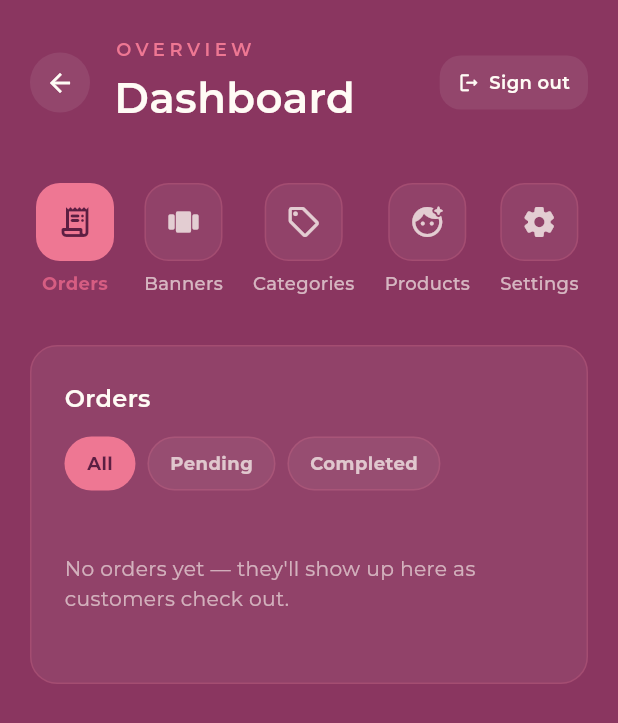
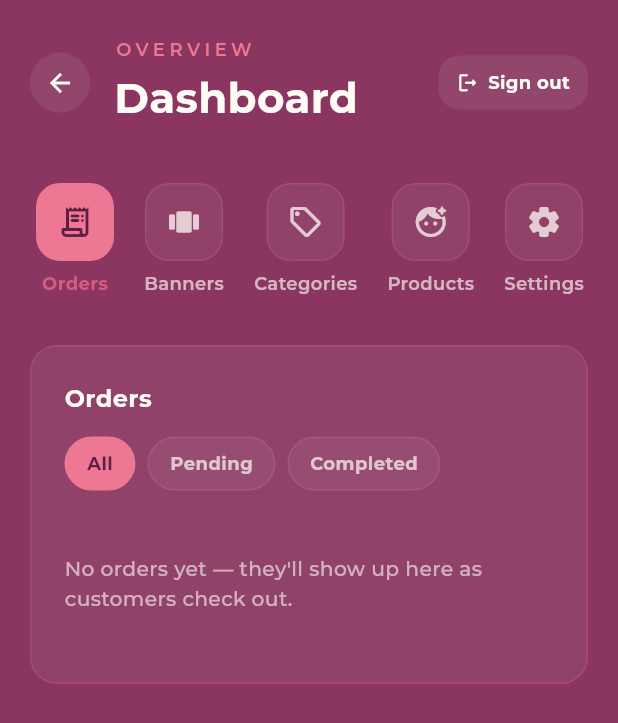
Before and after one commit to Mijdaf/ellora-cosmetics, a Flutter app: the AdminDashboardScreen screen opened directly, on a phone screen of 412 x 824 dp. Shown: the top 723 px of the screen. Run offline on Flutter 3.47's test engine with Material 3 defaults, Android fonts, the phone set to English and light mode, and no system bars; our stand-ins replace flutter_svg, image_picker, supabase_flutter; accounts and stored records are empty.

Commit message:
update UI

```diff
--- a/lib/models/order.dart
+++ b/lib/models/order.dart
@@ -46,7 +46,7 @@ class Order {
   final String fullName;
   final String phone;
   final String address;
-  final String paymentMethod; // 'cod' | 'vodafone_cash' | 'instapay'
+  final String paymentMethod; // 'vodafone_cash' | 'instapay'
   final bool isCompleted;
   final double total;
   final DateTime createdAt;
@@ -57,7 +57,7 @@ class Order {
     required this.fullName,
     required this.phone,
     required this.address,
-    this.paymentMethod = 'cod',
+    this.paymentMethod = 'vodafone_cash',
     this.isCompleted = false,
     required this.total,
     required this.createdAt,
--- a/lib/screens/admin_dashboard_screen.dart
+++ b/lib/screens/admin_dashboard_screen.dart
@@ -10,6 +10,7 @@ import '../services/store_settings.dart';
 import '../services/supabase_config.dart';
 import '../theme/app_theme.dart';
 import '../utils/text_dir.dart';
+import 'home_screen.dart';
 
 /// Admin dashboard for managing the product catalog, home banners,
 /// orders, and store settings. Every change writes straight through to
@@ -38,6 +39,58 @@ class _AdminDashboardScreenState extends State<AdminDashboardScreen> {
 
   @override
   Widget build(BuildContext context) {
+    // Dashboard-only: one step heavier than the shared app theme, so every
+    // Text widget in here that doesn't set its own fontWeight (headers,
+    // labels, form fields, buttons, etc.) still reads bolder than the rest
+    // of the app, without touching AppTheme.light (which the login screen
+    // and storefront also use).
+    final boldTextTheme = Theme.of(context).textTheme.copyWith(
+          displayLarge: _bolder(Theme.of(context).textTheme.displayLarge),
+          displayMedium: _bolder(Theme.of(context).textTheme.displayMedium),
+          displaySmall: _bolder(Theme.of(context).textTheme.displaySmall),
+          headlineLarge: _bolder(Theme.of(context).textTheme.headlineLarge),
+          headlineMedium: _bolder(Theme.of(context).textTheme.headlineMedium),
+          headlineSmall: _bolder(Theme.of(context).textTheme.headlineSmall),
+          titleLarge: _bolder(Theme.of(context).textTheme.titleLarge),
+          titleMedium: _bolder(Theme.of(context).textTheme.titleMedium),
+          titleSmall: _bolder(Theme.of(context).textTheme.titleSmall),
+          bodyLarge: _bolder(Theme.of(context).textTheme.bodyLarge),
+          bodyMedium: _bolder(Theme.of(context).textTheme.bodyMedium),
+          bodySmall: _bolder(Theme.of(context).textTheme.bodySmall),
+          labelLarge: _bolder(Theme.of(context).textTheme.labelLarge),
+          labelMedium: _bolder(Theme.of(context).textTheme.labelMedium),
+          labelSmall: _bolder(Theme.of(context).textTheme.labelSmall),
+        );
+
+    return Theme(
+      data: Theme.of(context).copyWith(textTheme: boldTextTheme),
+      child: _buildContent(context),
+    );
+  }
+
+  /// Returns [style] with its fontWeight stepped one notch heavier (e.g.
+  /// w400 → w500, w600 → w700), capping at w900, and every other property
+  /// (size, color, letter spacing, etc.) left untouched. Null (theme
+  /// default, which is w400) is treated as w400 so it still steps to w500.
+  static TextStyle? _bolder(TextStyle? style) {
+    const order = [
+      FontWeight.w100,
+      FontWeight.w200,
+      FontWeight.w300,
+      FontWeight.w400,
+      FontWeight.w500,
+      FontWeight.w600,
+      FontWeight.w700,
+      FontWeight.w800,
+      FontWeight.w900,
+    ];
+    final current = style?.fontWeight ?? FontWeight.w400;
+    final idx = order.indexOf(current);
+    final bumped = (idx == -1 || idx >= order.length - 1) ? FontWeight.w900 : order[idx + 1];
+    return (style ?? const TextStyle()).copyWith(fontWeight: bumped);
+  }
+
+  Widget _buildContent(BuildContext context) {
     return ValueListenableBuilder<bool>(
       valueListenable: AppMood.isDark,
       builder: (context, isDark, _) {
@@ -288,7 +341,7 @@ class _TabIconButton extends StatelessWidget {
                         child: Text(
                           '$badgeCount',
                           textAlign: TextAlign.center,
-                          style: const TextStyle(fontSize: 10.5, fontWeight: FontWeight.w700, color: Colors.white),
+                          style: const TextStyle(fontSize: 10.5, fontWeight: FontWeight.w800, color: Colors.white),
                         ),
                       ),
                     ),
@@ -299,7 +352,7 @@ class _TabIconButton extends StatelessWidget {
                 label,
                 style: TextStyle(
                   fontSize: 12,
-                  fontWeight: selected ? FontWeight.w700 : FontWeight.w500,
+                  fontWeight: selected ? FontWeight.w800 : FontWeight.w600,
                   color: selected ? AppColors.wheatGoldDark : textColor.withOpacity(0.65),
                 ),
               ),
@@ -366,7 +419,7 @@ class _TopBar extends StatelessWidget {
                   maxLines: 1,
                   style: TextStyle(
                     fontSize: 28,
-                    fontWeight: FontWeight.w600,
+                    fontWeight: FontWeight.w700,
                     color: titleColor,
                     fontFamily: 'Montserrat',
                   ),
@@ -382,7 +435,17 @@ class _TopBar extends StatelessWidget {
             borderRadius: BorderRadius.circular(14),
             onTap: () async {
               await SupabaseConfig.client.auth.signOut();
-              if (context.mounted) Navigator.of(context).pushReplacementNamed('/admin');
+              if (context.mounted) {
+                // Straight to the storefront, replacing the whole stack —
+                // not a named-route redirect, so the admin never passes
+                // back through the splash screen (which only checks for
+                // an active session, so it would've just bounced them
+                // right back into /admin anyway if it had still seen one).
+                Navigator.of(context).pushAndRemoveUntil(
+                  MaterialPageRoute(builder: (_) => const HomeScreen()),
+                  (route) => false,
+                );
+              }
             },
             child: Padding(
               padding: const EdgeInsets.symmetric(horizontal: 12, vertical: 9),
@@ -391,7 +454,7 @@ class _TopBar extends StatelessWidget {
                 children: [
                   Icon(Icons.logout_rounded, size: 15, color: iconColor),
                   const SizedBox(width: 6),
-                  Text('Sign out', style: TextStyle(color: iconColor, fontWeight: FontWeight.w600, fontSize: 12)),
+                  Text('Sign out', style: TextStyle(color: iconColor, fontWeight: FontWeight.w700, fontSize: 12)),
                 ],
               ),
             ),
@@ -475,7 +538,7 @@ class _OrderManagerState extends State<_OrderManager> {
       child: Column(
         crossAxisAlignment: CrossAxisAlignment.start,
         children: [
-          Text('Orders', style: TextStyle(fontSize: 16, fontWeight: FontWeight.w600, color: textColor)),
+          Text('Orders', style: TextStyle(fontSize: 16, fontWeight: FontWeight.w700, color: textColor)),
           const SizedBox(height: 14),
           Row(
             children: [
@@ -557,7 +620,7 @@ class _FilterChip extends StatelessWidget {
           label,
           style: TextStyle(
             fontSize: 12,
-            fontWeight: FontWeight.w700,
+            fontWeight: FontWeight.w800,
             letterSpacing: 0.3,
             color: selected ? AppColors.espressoDeep : textColor.withOpacity(0.7),
           ),
@@ -603,9 +666,8 @@ class _OrderTileState extends State<_OrderTile> {
   }
 
   String _paymentLabel(String method) => switch (method) {
-        'vodafone_cash' => 'Vodafone Cash',
         'instapay' => 'InstaPay',
-        _ => 'Cash on delivery',
+        _ => 'Vodafone Cash',
       };
 
   @override
@@ -642,7 +704,7 @@ class _OrderTileState extends State<_OrderTile> {
                                 child: Text(
                                   o.fullName.isEmpty ? 'Unnamed customer' : o.fullName,
                                   overflow: TextOverflow.ellipsis,
-                                  style: TextStyle(fontSize: 14.5, fontWeight: FontWeight.w700, color: textColor),
+                                  style: TextStyle(fontSize: 14.5, fontWeight: FontWeight.w800, color: textColor),
                                 ),
                               ),
                               if (o.isCompleted) ...[
@@ -659,7 +721,7 @@ class _OrderTileState extends State<_OrderTile> {
                     Column(
                       crossAxisAlignment: CrossAxisAlignment.end,
                       children: [
-                        Text(formatEGP(o.total), style: const TextStyle(fontSize: 14.5, fontWeight: FontWeight.w800, color: AppColors.wheatGoldDark)),
+                        Text(formatEGP(o.total), style: const TextStyle(fontSize: 14.5, fontWeight: FontWeight.w900, color: AppColors.wheatGoldDark)),
                         const SizedBox(height: 3),
                         Text('${o.items.length} item${o.items.length == 1 ? '' : 's'}', style: TextStyle(fontSize: 11.5, color: textColor.withOpacity(0.6))),
                       ],
@@ -678,19 +740,19 @@ class _OrderTileState extends State<_OrderTile> {
                   children: [
                     Divider(color: AppColors.cardBorder, height: 1),
                     const SizedBox(height: 10),
-                    Text('Phone', style: TextStyle(fontSize: 10.5, fontWeight: FontWeight.w700, letterSpacing: 0.6, color: AppColors.wheatGoldDark)),
+                    Text('Phone', style: TextStyle(fontSize: 10.5, fontWeight: FontWeight.w800, letterSpacing: 0.6, color: AppColors.wheatGoldDark)),
                     const SizedBox(height: 3),
                     Text(o.phone, style: TextStyle(fontSize: 13, color: textColor)),
                     const SizedBox(height: 12),
-                    Text('Payment', style: TextStyle(fontSize: 10.5, fontWeight: FontWeight.w700, letterSpacing: 0.6, color: AppColors.wheatGoldDark)),
+                    Text('Payment', style: TextStyle(fontSize: 10.5, fontWeight: FontWeight.w800, letterSpacing: 0.6, color: AppColors.wheatGoldDark)),
                     const SizedBox(height: 3),
                     Text(_paymentLabel(o.paymentMethod), style: TextStyle(fontSize: 13, color: textColor)),
                     const SizedBox(height: 12),
-                    Text('Delivery address', style: TextStyle(fontSize: 10.5, fontWeight: FontWeight.w700, letterSpacing: 0.6, color: AppColors.wheatGoldDark)),
+                    Text('Delivery address', style: TextStyle(fontSize: 10.5, fontWeight: FontWeight.w800, letterSpacing: 0.6, color: AppColors.wheatGoldDark)),
                     const SizedBox(height: 3),
                     Text(o.address, style: TextStyle(fontSize: 13, color: textColor)),
                     const SizedBox(height: 12),
-                    Text('Items', style: TextStyle(fontSize: 10.5, fontWeight: FontWeight.w700, letterSpacing: 0.6, color: AppColors.wheatGoldDark)),
+                    Text('Items', style: TextStyle(fontSize: 10.5, fontWeight: FontWeight.w800, letterSpacing: 0.6, color: AppColors.wheatGoldDark)),
                     const SizedBox(height: 6),
                     ...o.items.map((item) => Padding(
                           padding: const EdgeInsets.only(bottom: 5),
@@ -836,7 +898,7 @@ class _BannerManagerState extends State<_BannerManager> {
                       'Home Banners',
                       maxLines: 1,
                       overflow: TextOverflow.ellipsis,
-                      style: TextStyle(fontSize: isNarrow ? 13 : 16, fontWeight: FontWeight.w600, color: textColor),
+                      style: TextStyle(fontSize: isNarrow ? 13 : 16, fontWeight: FontWeight.w700, color: textColor),
                     ),
                   ),
                   const SizedBox(width: 8),
@@ -1073,7 +1135,7 @@ class _CategoryManagerState extends State<_CategoryManager> {
                       'Categories',
                       maxLines: 1,
                       overflow: TextOverflow.ellipsis,
-                      style: TextStyle(fontSize: isNarrow ? 13 : 16, fontWeight: FontWeight.w600, color: textColor),
+                      style: TextStyle(fontSize: isNarrow ? 13 : 16, fontWeight: FontWeight.w700, color: textColor),
                     ),
                   ),
                   const SizedBox(width: 8),
@@ -1125,7 +1187,7 @@ class _CategoryManagerState extends State<_CategoryManager> {
                   child: Row(
                     mainAxisSize: MainAxisSize.min,
                     children: [
-                      Text(c.name, style: TextStyle(fontSize: 13.5, fontWeight: FontWeight.w600, color: textColor)),
+                      Text(c.name, style: TextStyle(fontSize: 13.5, fontWeight: FontWeight.w700, color: textColor)),
                       const SizedBox(width: 2),
                       IconButton(
                         onPressed: () => _deleteCategory(c),
@@ -1185,7 +1247,7 @@ class _ProductManager extends StatelessWidget {
                       'Manage Products',
                       maxLines: 1,
                       overflow: TextOverflow.ellipsis,
-                      style: TextStyle(fontSize: isNarrow ? 13 : 16, fontWeight: FontWeight.w600, color: textColor),
+                      style: TextStyle(fontSize: isNarrow ? 13 : 16, fontWeight: FontWeight.w700, color: textColor),
                     ),
                   ),
                   const SizedBox(width: 8),
@@ -1327,7 +1389,7 @@ class _ProductRow extends StatelessWidget {
                   product.name,
                   textDirection: autoTextDirection(product.name),
                   textAlign: autoTextAlign(product.name),
-                  style: TextStyle(fontSize: 14, fontWeight: FontWeight.w600, color: textColor),
+                  style: TextStyle(fontSize: 14, fontWeight: FontWeight.w700, color: textColor),
                 ),
                 const SizedBox(height: 3),
                 Text(
@@ -1499,7 +1561,7 @@ class _ProductFormDialogState extends State<_ProductFormDialog> {
               children: [
                 Text(
                   _isEditing ? 'Edit Product' : 'Add Product',
-                  style: const TextStyle(fontSize: 18, fontWeight: FontWeight.w600),
+                  style: const TextStyle(fontSize: 18, fontWeight: FontWeight.w700),
                 ),
                 const SizedBox(height: 16),
                 Flexible(
@@ -1820,7 +1882,7 @@ class _SettingsManagerState extends State<_SettingsManager> {
       child: Column(
         crossAxisAlignment: CrossAxisAlignment.start,
         children: [
-          Text('Settings', style: TextStyle(fontSize: 16, fontWeight: FontWeight.w600, color: textColor)),
+          Text('Settings', style: TextStyle(fontSize: 16, fontWeight: FontWeight.w700, color: textColor)),
           const SizedBox(height: 6),
           Text(
             'These control what customers see at checkout — no code changes needed. '
@@ -1880,7 +1942,7 @@ class _SettingsField extends StatelessWidget {
     return Column(
       crossAxisAlignment: CrossAxisAlignment.start,
       children: [
-        Text(label, style: TextStyle(fontSize: 13, fontWeight: FontWeight.w600, color: textColor)),
+        Text(label, style: TextStyle(fontSize: 13, fontWeight: FontWeight.w700, color: textColor)),
         const SizedBox(height: 6),
         TextField(
           controller: controller,
--- a/lib/services/whatsapp_notify.dart
+++ b/lib/services/whatsapp_notify.dart
@@ -53,13 +53,11 @@ class WhatsAppNotify {
 
   static String _paymentLabel(String method) {
     switch (method) {
-      case 'vodafone_cash':
-        return 'Vodafone Cash';
       case 'instapay':
         return 'InstaPay';
-      case 'cod':
+      case 'vodafone_cash':
       default:
-        return 'Cash on delivery';
+        return 'Vodafone Cash';
     }
   }
 
```
Also changed, not shown: lib/screens/cart_screen.dart (+5 -15 lines).
